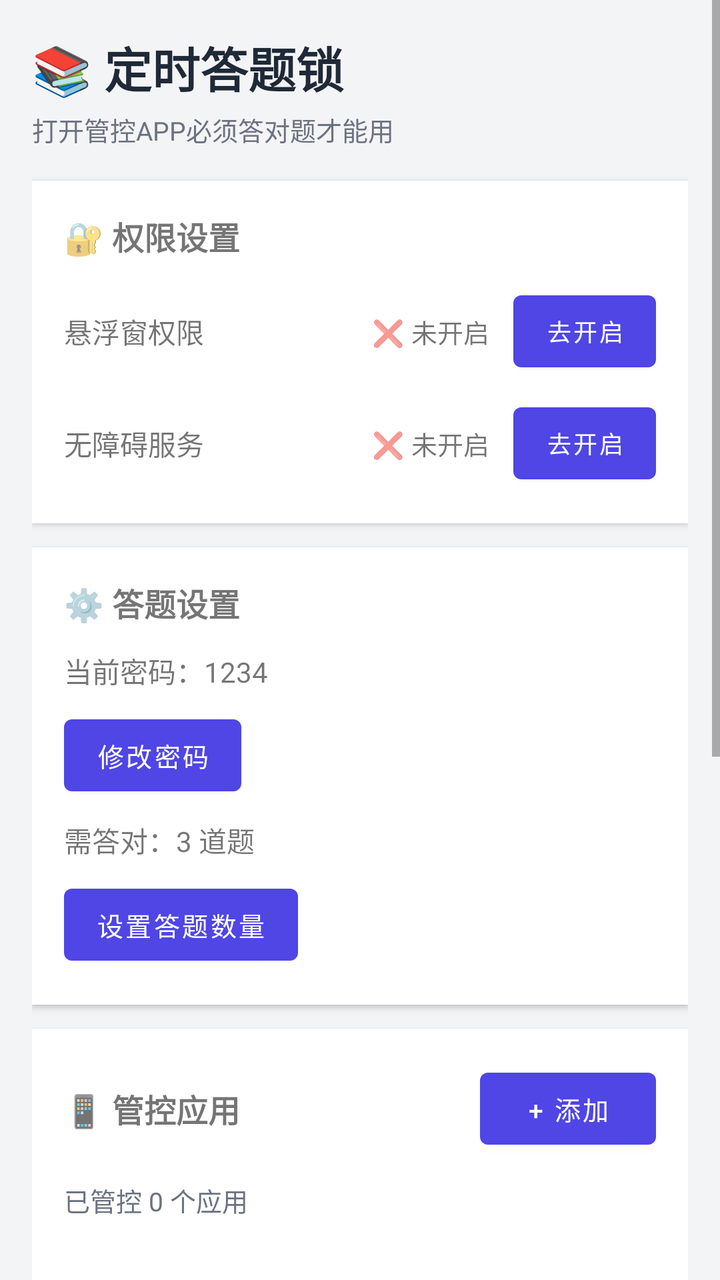
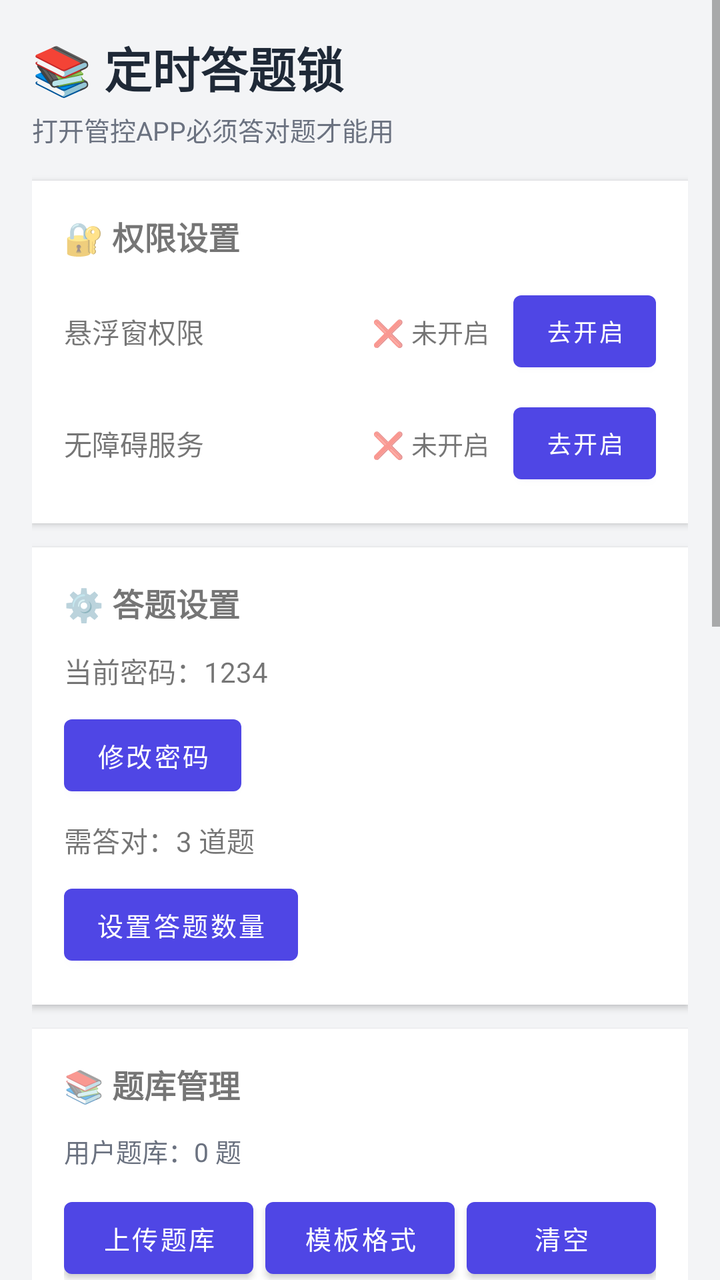

The first picture is an Android layout as it rendered before a commit; the second is the same layout after the commit. The layout source and the unified diff follow.
<!-- AndroidManifest.xml: application theme Theme.TimuDaTi -->
<!-- res/layout/activity_main.xml -->
<?xml version="1.0" encoding="utf-8"?>
<ScrollView xmlns:android="http://schemas.android.com/apk/res/android"
    android:layout_width="match_parent"
    android:layout_height="match_parent"
    android:background="#F3F4F6">

    <LinearLayout
        android:layout_width="match_parent"
        android:layout_height="wrap_content"
        android:orientation="vertical"
        android:padding="16dp">

        <TextView
            android:layout_width="wrap_content"
            android:layout_height="wrap_content"
            android:text="📚 定时答题锁"
            android:textSize="24sp"
            android:textStyle="bold"
            android:textColor="#1F2937"
            android:paddingBottom="4dp"/>

        <TextView
            android:layout_width="wrap_content"
            android:layout_height="wrap_content"
            android:text="打开管控APP必须答对题才能用"
            android:textSize="13sp"
            android:textColor="#6B7280"
            android:paddingBottom="16dp"/>

        
        <LinearLayout
            android:layout_width="match_parent"
            android:layout_height="wrap_content"
            android:orientation="vertical"
            android:background="#FFFFFF"
            android:padding="16dp"
            android:layout_marginBottom="12dp"
            android:elevation="2dp">

            <TextView
                android:layout_width="wrap_content"
                android:layout_height="wrap_content"
                android:text="🔐 权限设置"
                android:textSize="16sp"
                android:textStyle="bold"
                android:paddingBottom="12dp"/>

            <LinearLayout
                android:layout_width="match_parent"
                android:layout_height="wrap_content"
                android:orientation="horizontal"
                android:gravity="center_vertical"
                android:paddingBottom="8dp">

                <TextView
                    android:layout_width="0dp"
                    android:layout_height="wrap_content"
                    android:layout_weight="1"
                    android:text="悬浮窗权限"
                    android:textSize="14sp"/>

                <TextView
                    android:id="@+id/tvOverlayStatus"
                    android:layout_width="wrap_content"
                    android:layout_height="wrap_content"
                    android:text="❌ 未开启"
                    android:textSize="13sp"
                    android:paddingEnd="12dp"/>

                <Button
                    android:id="@+id/btnOverlayPerm"
                    android:layout_width="wrap_content"
                    android:layout_height="wrap_content"
                    android:text="去开启"
                    android:textSize="12sp"
                    android:minWidth="60dp"/>
            </LinearLayout>

            <LinearLayout
                android:layout_width="match_parent"
                android:layout_height="wrap_content"
                android:orientation="horizontal"
                android:gravity="center_vertical">

                <TextView
                    android:layout_width="0dp"
                    android:layout_height="wrap_content"
                    android:layout_weight="1"
                    android:text="无障碍服务"
                    android:textSize="14sp"/>

                <TextView
                    android:id="@+id/tvA11yStatus"
                    android:layout_width="wrap_content"
                    android:layout_height="wrap_content"
                    android:text="❌ 未开启"
                    android:textSize="13sp"
                    android:paddingEnd="12dp"/>

                <Button
                    android:id="@+id/btnA11yPerm"
                    android:layout_width="wrap_content"
                    android:layout_height="wrap_content"
                    android:text="去开启"
                    android:textSize="12sp"
                    android:minWidth="60dp"/>
            </LinearLayout>
        </LinearLayout>

        
        <LinearLayout
            android:layout_width="match_parent"
            android:layout_height="wrap_content"
            android:orientation="vertical"
            android:background="#FFFFFF"
            android:padding="16dp"
            android:layout_marginBottom="12dp"
            android:elevation="2dp">

            <TextView
                android:layout_width="wrap_content"
                android:layout_height="wrap_content"
                android:text="⚙️ 答题设置"
                android:textSize="16sp"
                android:textStyle="bold"
                android:paddingBottom="12dp"/>

            <TextView
                android:id="@+id/tvPin"
                android:layout_width="wrap_content"
                android:layout_height="wrap_content"
                android:text="当前密码：1234"
                android:textSize="14sp"
                android:paddingBottom="8dp"/>

            <Button
                android:id="@+id/btnSetPin"
                android:layout_width="wrap_content"
                android:layout_height="wrap_content"
                android:text="修改密码"
                android:textSize="13sp"
                android:layout_marginBottom="8dp"/>

            <TextView
                android:id="@+id/tvCount"
                android:layout_width="wrap_content"
                android:layout_height="wrap_content"
                android:text="需答对：3 道题"
                android:textSize="14sp"
                android:paddingBottom="8dp"/>

            <Button
                android:id="@+id/btnSetCount"
                android:layout_width="wrap_content"
                android:layout_height="wrap_content"
                android:text="设置答题数量"
                android:textSize="13sp"/>
        </LinearLayout>

        
        <LinearLayout
            android:layout_width="match_parent"
            android:layout_height="wrap_content"
            android:orientation="vertical"
            android:background="#FFFFFF"
            android:padding="16dp"
            android:elevation="2dp">

            <LinearLayout
                android:layout_width="match_parent"
                android:layout_height="wrap_content"
                android:orientation="horizontal"
                android:gravity="center_vertical"
                android:paddingBottom="12dp">

                <TextView
                    android:layout_width="0dp"
                    android:layout_height="wrap_content"
                    android:layout_weight="1"
                    android:text="📱 管控应用"
                    android:textSize="16sp"
                    android:textStyle="bold"/>

                <Button
                    android:id="@+id/btnAddApp"
                    android:layout_width="wrap_content"
                    android:layout_height="wrap_content"
                    android:text="+ 添加"
                    android:textSize="13sp"/>
            </LinearLayout>

            <TextView
                android:id="@+id/tvMonitoredCount"
                android:layout_width="wrap_content"
                android:layout_height="wrap_content"
                android:text="已管控 0 个应用"
                android:textSize="13sp"
                android:textColor="#6B7280"
                android:paddingBottom="8dp"/>

            <androidx.recyclerview.widget.RecyclerView
                android:id="@+id/recyclerApps"
                android:layout_width="match_parent"
                android:layout_height="300dp"/>
        </LinearLayout>

        <TextView
            android:layout_width="wrap_content"
            android:layout_height="wrap_content"
            android:text="\n使用说明：开启两项权限后，添加要管控的APP。打开被管控APP时会弹出答题界面，答对设定数量的题才能继续使用。\n\n内置题库：数学、物理、化学、英语、地理、历史、政治、中华五千年"
            android:textSize="12sp"
            android:textColor="#6B7280"
            android:padding="8dp"/>

    </LinearLayout>
</ScrollView>
<!-- resources referenced by this layout -->
<resources>
  <style name="Theme.TimuDaTi" parent="Theme.MaterialComponents.Light.NoActionBar">
          <item name="colorPrimary">@color/primary</item>
          <item name="colorPrimaryDark">@color/primary</item>
          <item name="android:statusBarColor">@color/primary</item>
      </style>
  <color name="primary">#4F46E5</color>
</resources>

<!-- the commit's change to res/layout/activity_main.xml (unified diff, before → after) -->
@@ -164,6 +164,78 @@
             android:orientation="vertical"
             android:background="#FFFFFF"
             android:padding="16dp"
+            android:layout_marginBottom="12dp"
+            android:elevation="2dp">
+
+            <TextView
+                android:layout_width="wrap_content"
+                android:layout_height="wrap_content"
+                android:text="📚 题库管理"
+                android:textSize="16sp"
+                android:textStyle="bold"
+                android:paddingBottom="12dp"/>
+
+            <TextView
+                android:id="@+id/tvQCount"
+                android:layout_width="wrap_content"
+                android:layout_height="wrap_content"
+                android:text="用户题库：0 题"
+                android:textSize="13sp"
+                android:textColor="#6B7280"
+                android:paddingBottom="10dp"/>
+
+            <LinearLayout
+                android:layout_width="match_parent"
+                android:layout_height="wrap_content"
+                android:orientation="horizontal"
+                android:layout_marginBottom="8dp">
+
+                <Button
+                    android:id="@+id/btnUploadQ"
+                    android:layout_width="0dp"
+                    android:layout_height="wrap_content"
+                    android:layout_weight="1"
+                    android:text="上传题库"
+                    android:textSize="13sp"
+                    android:layout_marginEnd="6dp"/>
+
+                <Button
+                    android:id="@+id/btnDownloadTpl"
+                    android:layout_width="0dp"
+                    android:layout_height="wrap_content"
+                    android:layout_weight="1"
+                    android:text="模板格式"
+                    android:textSize="13sp"
+                    android:layout_marginEnd="6dp"/>
+
+                <Button
+                    android:id="@+id/btnClearQ"
+                    android:layout_width="0dp"
+                    android:layout_height="wrap_content"
+                    android:layout_weight="1"
+                    android:text="清空"
+                    android:textSize="13sp"/>
+            </LinearLayout>
+        </LinearLayout>
+
+        
+        <Button
+            android:id="@+id/btnTestQuiz"
+            android:layout_width="match_parent"
+            android:layout_height="wrap_content"
+            android:text="🧪 测试答题界面（点我看效果）"
+            android:textSize="14sp"
+            android:background="#4F46E5"
+            android:textColor="#FFFFFF"
+            android:layout_marginBottom="12dp"/>
+
+        
+        <LinearLayout
+            android:layout_width="match_parent"
+            android:layout_height="wrap_content"
+            android:orientation="vertical"
+            android:background="#FFFFFF"
+            android:padding="16dp"
             android:elevation="2dp">
 
             <LinearLayout
@@ -180,6 +252,14 @@
                     android:text="📱 管控应用"
                     android:textSize="16sp"
                     android:textStyle="bold"/>
+
+                <Button
+                    android:id="@+id/btnAllMonitored"
+                    android:layout_width="wrap_content"
+                    android:layout_height="wrap_content"
+                    android:text="全部管控"
+                    android:textSize="12sp"
+                    android:layout_marginEnd="8dp"/>
 
                 <Button
                     android:id="@+id/btnAddApp"
